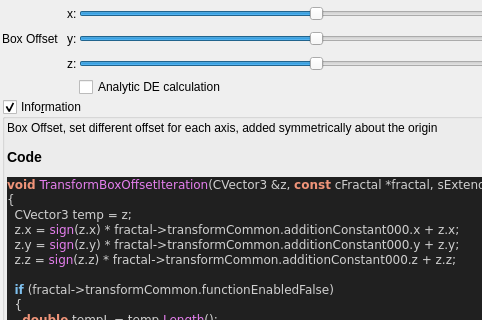
Old version of the form mandelbulber2/qt_data/fractal_transf_box_offset.ui in the repository buddhi1980/mandelbulber2; both pictures show x 0 to 482 and y 0 to 320 of the 646 by 736 pixel window.
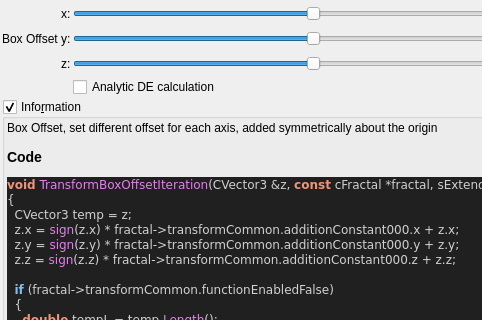
New version of the form. Custom widgets are drawn as their Qt base class.

What changed in the file:
```diff
--- a/mandelbulber2/qt_data/fractal_transf_box_offset.ui
+++ b/mandelbulber2/qt_data/fractal_transf_box_offset.ui
@@ -101,7 +101,7 @@
      <item row="0" column="0" rowspan="3">
       <widget class="QLabel" name="label_108">
        <property name="text">
-        <string>Box Offset  </string>
+        <string>Box Offset</string>
        </property>
       </widget>
      </item>
```
